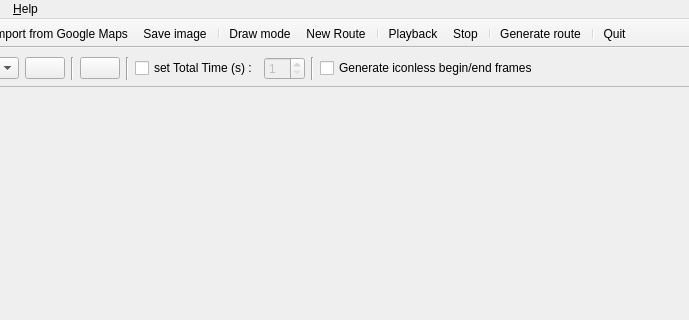
Qt form src/routegen.ui (michjans/routegen) before a commit; both pictures show x 109 to 798 and y 0 to 320 of the 1004 by 600 pixel window.
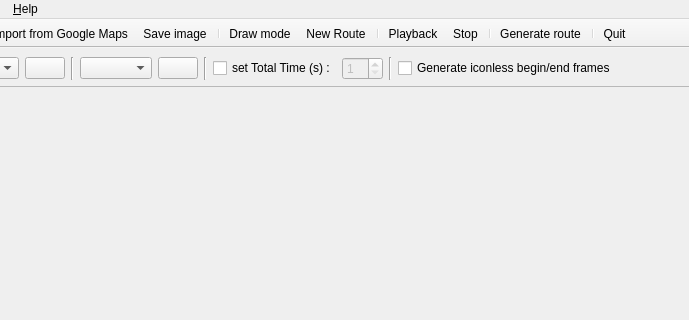
The same form after that commit. Icons and pictures are not drawn.

Commit message: comboBox to select a vehicle is back

```diff
--- a/src/routegen.ui
+++ b/src/routegen.ui
@@ -70,9 +70,16 @@
        </widget>
       </item>
       <item>
-       <widget class="QPushButton" name="vehiclePreviewPB">
+       <widget class="QComboBox" name="vehicleCB">
+        <property name="toolTip">
+         <string>Select vehicle for the route</string>
+        </property>
+       </widget>
+      </item>
+      <item>
+       <widget class="QPushButton" name="vehicleSettingsPB">
         <property name="sizePolicy">
-         <sizepolicy hsizetype="Fixed" vsizetype="Fixed">
+         <sizepolicy hsizetype="Minimum" vsizetype="Fixed">
           <horstretch>0</horstretch>
           <verstretch>0</verstretch>
          </sizepolicy>
```
Left out of the diff: 8 changed lines with no effect on the pictures. The commit also changes 8 other files.
